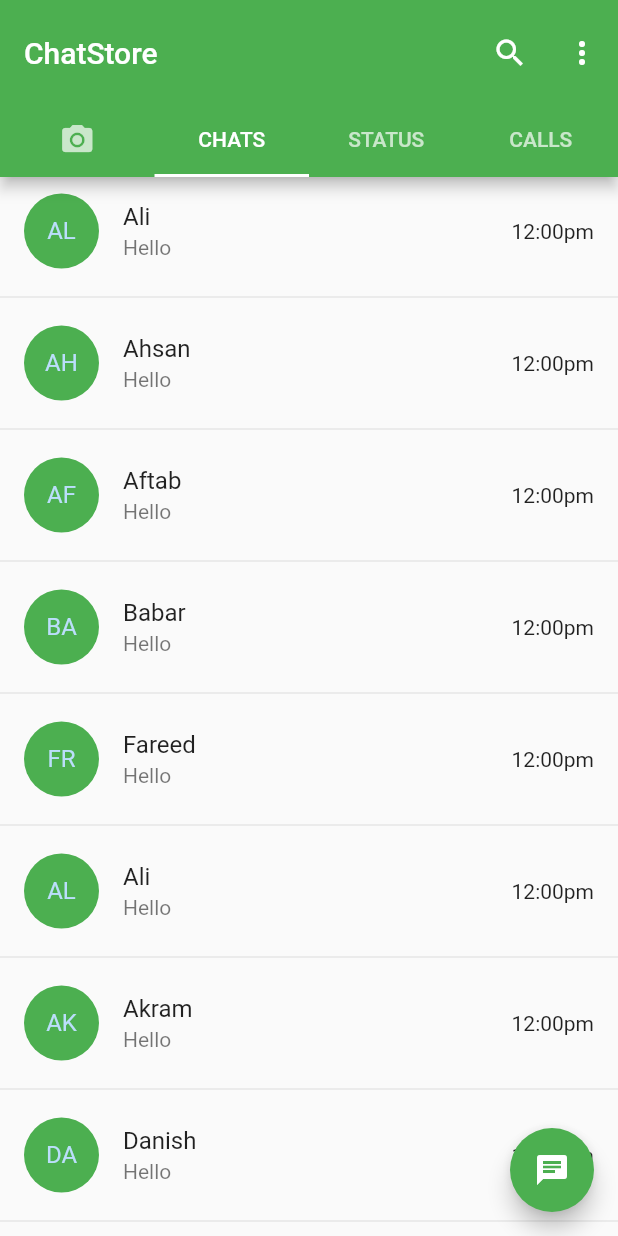
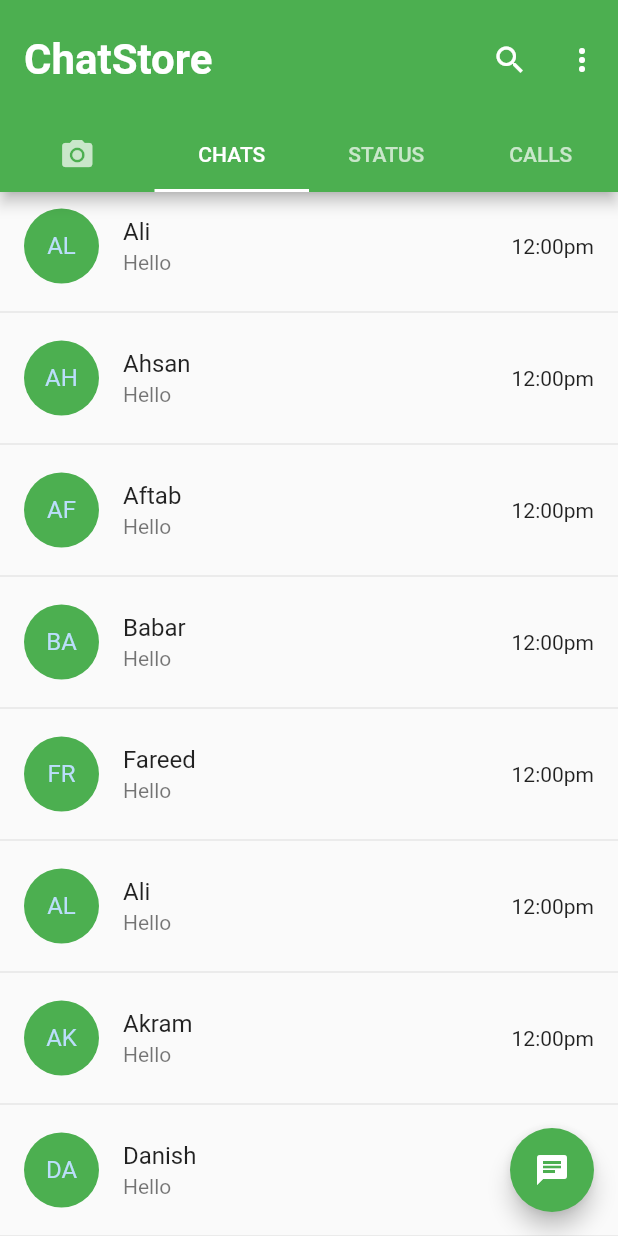
Before and after one commit to Mohsin356/ChatStore, a Flutter app: the HomePage screen opened directly, on a phone screen of 412 x 824 dp. Run offline on Flutter 3.47's test engine with Material 2 defaults, Android fonts, the phone set to English and light mode, and no system bars.

Commit message:
Font sizes changed

```diff
--- a/lib/screens/homeScreen.dart
+++ b/lib/screens/homeScreen.dart
@@ -19,9 +19,9 @@ class _HomePageState extends State<HomePage>
       child: Scaffold(
       backgroundColor: Colors.white,
       appBar: AppBar(
-        toolbarHeight: 70,
+        toolbarHeight: 80,
         automaticallyImplyLeading: false,
-        title: const Text("ChatStore",),
+        title: const Text("ChatStore",style: TextStyle(fontSize: 28,fontWeight: FontWeight.bold),),
         backgroundColor: Colors.green,
         actions: [
           IconButton(icon: const Icon(Icons.search), onPressed: () {}),
```
